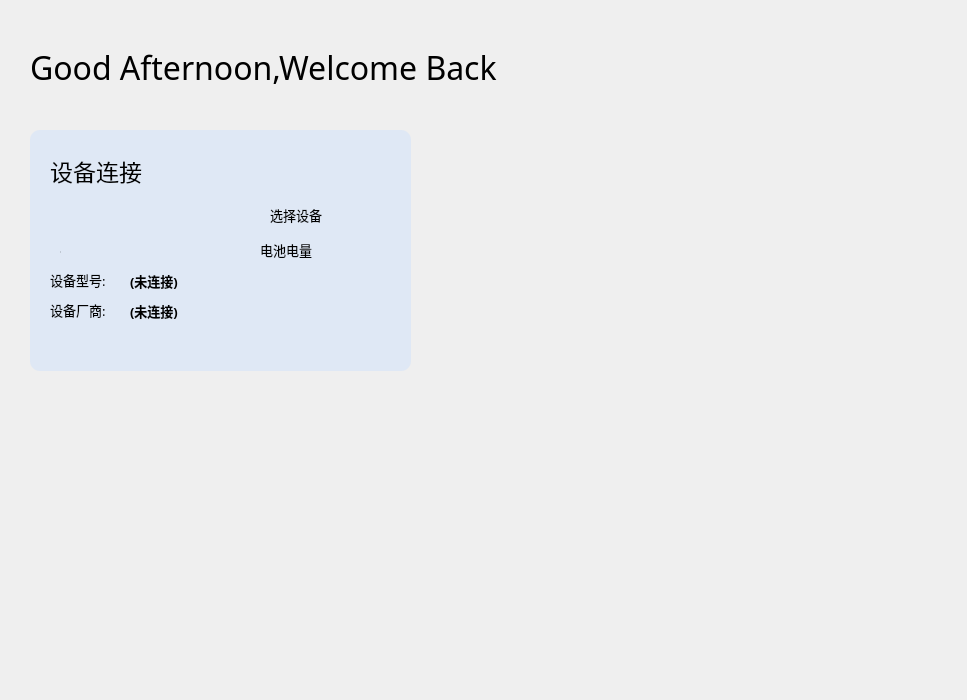
VMTask/WaterBox, file interface/HomeActivity.ui: the form before one commit.
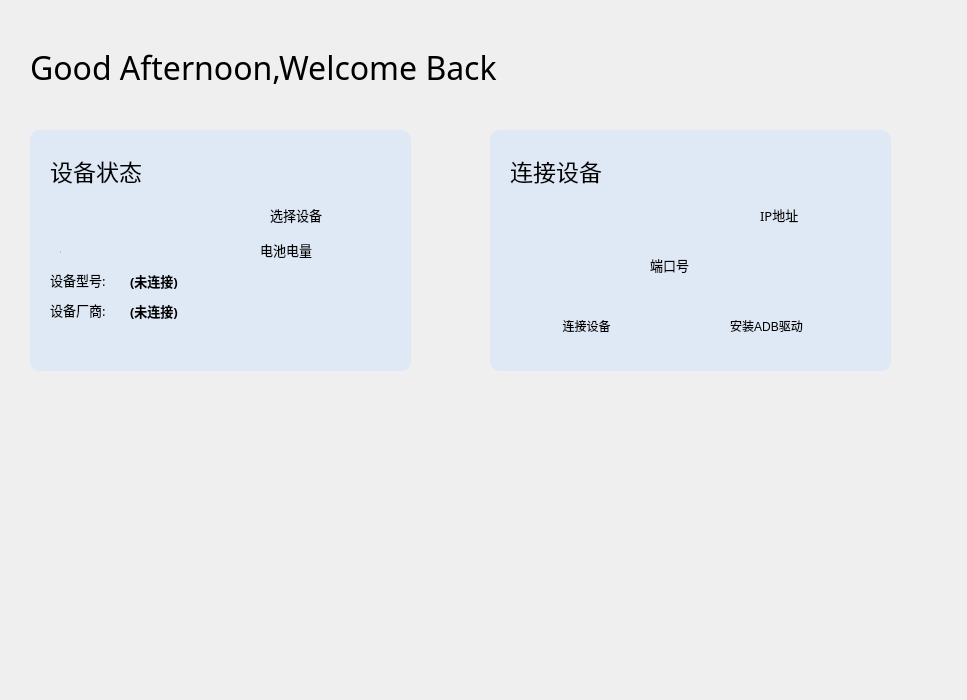
The form after the commit. Custom widgets are drawn as their Qt base class.

```diff
--- a/interface/HomeActivity.ui
+++ b/interface/HomeActivity.ui
@@ -82,7 +82,7 @@
      </font>
     </property>
     <property name="text">
-     <string>设备连接</string>
+     <string>设备状态</string>
     </property>
    </widget>
    <widget class="ComboBox" name="ComboBox">
@@ -232,6 +232,130 @@
     </property>
    </widget>
   </widget>
+  <widget class="QWidget" name="widget_2" native="true">
+   <property name="geometry">
+    <rect>
+     <x>490</x>
+     <y>130</y>
+     <width>401</width>
+     <height>241</height>
+    </rect>
+   </property>
+   <property name="styleSheet">
+    <string notr="true">border-radius: 10px;border-style: outset;
+border: 2px rgb(190, 206, 221);
+background-color: rgb(223, 232, 245);</string>
+   </property>
+   <widget class="TitleLabel" name="TitleLabel_2">
+    <property name="geometry">
+     <rect>
+      <x>20</x>
+      <y>20</y>
+      <width>121</width>
+      <height>41</height>
+     </rect>
+    </property>
+    <property name="font">
+     <font>
+      <family>HarmonyOS Sans SC</family>
+      <pointsize>17</pointsize>
+      <weight>50</weight>
+      <bold>false</bold>
+     </font>
+    </property>
+    <property name="text">
+     <string>连接设备</string>
+    </property>
+   </widget>
+   <widget class="LineEdit" name="LineEdit">
+    <property name="geometry">
+     <rect>
+      <x>20</x>
+      <y>70</y>
+      <width>241</width>
+      <height>33</height>
+     </rect>
+    </property>
+   </widget>
+   <widget class="StrongBodyLabel" name="StrongBodyLabel_7">
+    <property name="geometry">
+     <rect>
+      <x>270</x>
+      <y>75</y>
+      <width>111</width>
+      <height>19</height>
+     </rect>
+    </property>
+    <property name="font">
+     <font>
+      <family>HarmonyOS Sans SC</family>
+      <pointsize>10</pointsize>
+      <weight>50</weight>
+      <bold>false</bold>
+     </font>
+    </property>
+    <property name="text">
+     <string>IP地址</string>
+    </property>
+   </widget>
+   <widget class="LineEdit" name="LineEdit_2">
+    <property name="geometry">
+     <rect>
+      <x>20</x>
+      <y>120</y>
+      <width>128</width>
+      <height>33</height>
+     </rect>
+    </property>
+   </widget>
+   <widget class="StrongBodyLabel" name="StrongBodyLabel_8">
+    <property name="geometry">
+     <rect>
+      <x>160</x>
+      <y>125</y>
+      <width>111</width>
+      <height>19</height>
+     </rect>
+    </property>
+    <property name="font">
+     <font>
+      <family>HarmonyOS Sans SC</family>
+      <pointsize>10</pointsize>
+      <weight>50</weight>
+      <bold>false</bold>
+     </font>
+    </property>
+    <property name="text">
+     <string>端口号</string>
+    </property>
+   </widget>
+   <widget class="PrimaryPushButton" name="PrimaryPushButton">
+    <property name="geometry">
+     <rect>
+      <x>20</x>
+      <y>180</y>
+      <width>153</width>
+      <height>32</height>
+     </rect>
+    </property>
+    <property name="text">
+     <string>连接设备</string>
+    </property>
+   </widget>
+   <widget class="PrimaryPushButton" name="PrimaryPushButton_2">
+    <property name="geometry">
+     <rect>
+      <x>200</x>
+      <y>180</y>
+      <width>153</width>
+      <height>32</height>
+     </rect>
+    </property>
+    <property name="text">
+     <string>安装ADB驱动</string>
+    </property>
+   </widget>
+  </widget>
  </widget>
  <customwidgets>
   <customwidget>
@@ -239,6 +363,16 @@
    <extends>QPushButton</extends>
    <header>qfluentwidgets</header>
   </customwidget>
+  <customwidget>
+   <class>PushButton</class>
+   <extends>QPushButton</extends>
+   <header>qfluentwidgets</header>
+  </customwidget>
+  <customwidget>
+   <class>PrimaryPushButton</class>
+   <extends>PushButton</extends>
+   <header>qfluentwidgets</header>
+  </customwidget>
   <customwidget>
    <class>IconWidget</class>
    <extends>QWidget</extends>
@@ -264,6 +398,11 @@
    <extends>QProgressBar</extends>
    <header>qfluentwidgets</header>
   </customwidget>
+  <customwidget>
+   <class>LineEdit</class>
+   <extends>QLineEdit</extends>
+   <header>qfluentwidgets</header>
+  </customwidget>
  </customwidgets>
  <resources/>
  <connections/>
```
Left out of the diff: 2 changed lines with no effect on the pictures.
